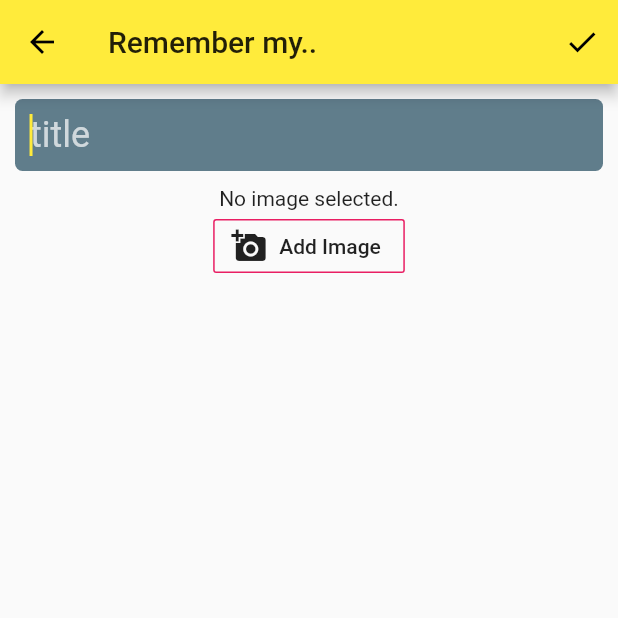
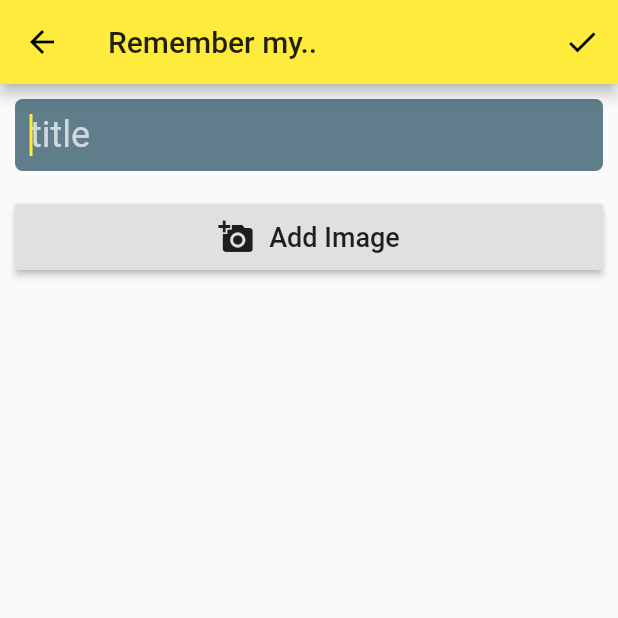
Before and after one commit to lohanidamodar/flutter_iremember, a Flutter app: the AddPage screen opened directly, on a phone screen of 412 x 824 dp, the top half of it. Run offline on Flutter 3.47's test engine with Material 2 defaults, Android fonts, the phone set to English and light mode, and no system bars; our stand-ins replace image_picker, rxdart, sqflite; accounts and stored records are empty.

Commit message:
image input design

```diff
--- a/lib/src/form_inputs/image.dart
+++ b/lib/src/form_inputs/image.dart
@@ -17,42 +17,14 @@ class ImageInput extends StatefulWidget {
 class _ImageInputState extends State<ImageInput> {
   File _image;
 
-  void _openImagePicker(BuildContext context) {
-    showModalBottomSheet(
-      context: context,
-      builder: (context) {
-        return Container(
-          height: 150,
-          padding: EdgeInsets.all(10.0),
-          child: Column(
-            children: <Widget>[
-              Text('Pick an Image',
-                style: TextStyle(fontWeight: FontWeight.bold),
-              ),
-              ListTile(
-                leading: Icon(Icons.camera),
-                title: Text('Use Camera'),
-                onTap: ()=>getImage(ImageSource.camera),
-              ),
-              ListTile(
-                leading: Icon(Icons.image),
-                title: Text('Use Gallery'),
-                onTap: ()=>getImage(ImageSource.gallery),
-              )
-            ],
-          ),
-        );
-      }
-    );
-  }
-
-  Future getImage(ImageSource source) async {
-    Navigator.pop(context);
-    var image = await ImagePicker.pickImage(source: source);
+  Future _getImage() async {
+    var image = await ImagePicker.pickImage(source: ImageSource.camera);
+    if(image != null) {
       widget.onImagePicked(image);
       setState(() {
         _image = image;
       });
+    }
   }
 
   @override
@@ -63,18 +35,35 @@ class _ImageInputState extends State<ImageInput> {
           constraints: BoxConstraints(
             maxHeight: 200
           ),
+          child: Row(
+            children: <Widget>[
+              Expanded(
+                child: Container(
+                  color: Colors.black,
                   child: _image == null
-              ? new Text('No image selected.')
+                      ? new SizedBox()
                       : new Image.file(_image),
                 ),
-        OutlineButton.icon(
-          borderSide: BorderSide(
-            color: Theme.of(context).accentColor
               ),
-          icon: Icon(Icons.add_a_photo),
-          label: Text('Add Image'),
-          onPressed: () => _openImagePicker(context),
-        )
+            ],
+          ),
+        ),
+        Container(
+          padding: EdgeInsets.all(10.0),
+          child: RaisedButton(
+            padding: EdgeInsets.all(10.0),
+            onPressed: _getImage,
+            child: Row(
+              mainAxisAlignment: MainAxisAlignment.center,
+              crossAxisAlignment: CrossAxisAlignment.center,
+              children: <Widget>[
+                Icon(Icons.add_a_photo),
+                SizedBox(width: 10.0,),
+                Text("Add Image", style: TextStyle(fontSize: 18.0),),
+              ],
+            ),
+          ),
+        ),
       ],
     );
   }
```
Lines whose indentation alone changed are shown as unchanged.
